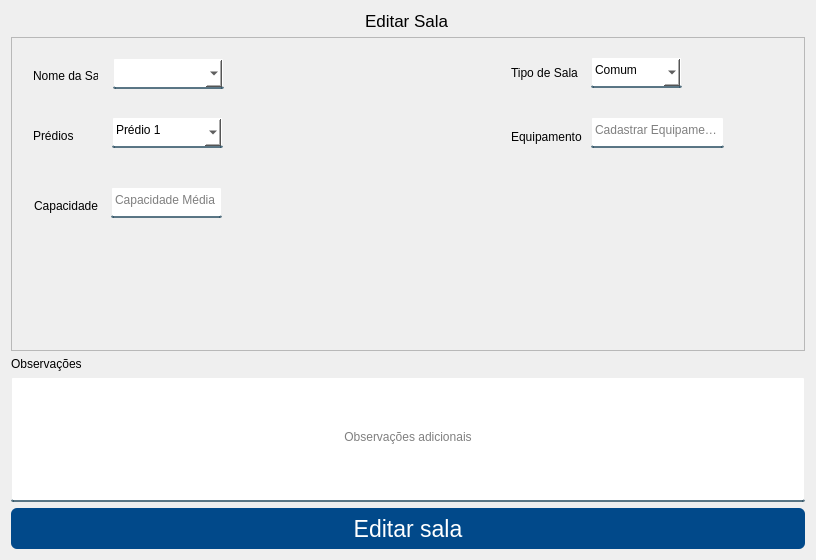
Before: the Qt Designer form App/view/ui/editarSalas.ui in Senac-SOR-ADS/Mapa-de-Sala, drawn with Qt 5.
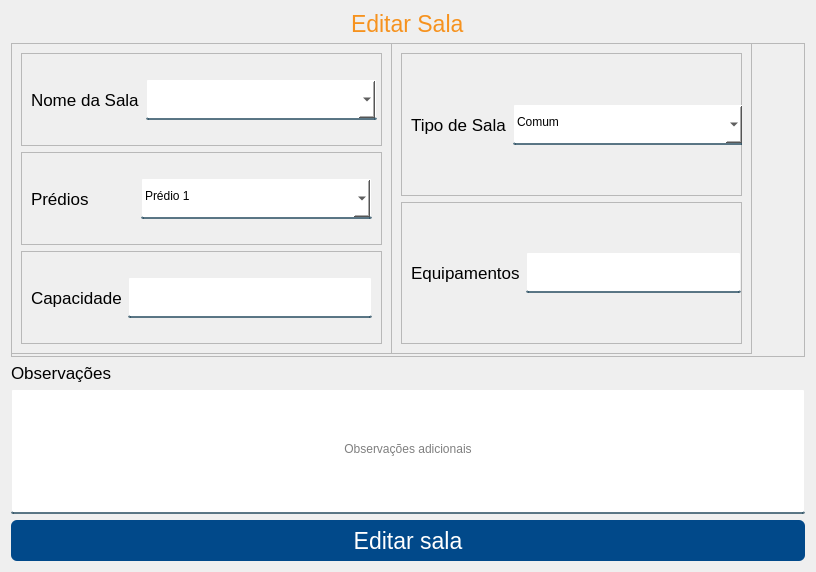
After: the same form once the commit is applied.

Commit message: Alteração nas telas de editar e cadastros (#198)

Patch:
```diff
--- a/App/view/ui/editarSalas.ui
+++ b/App/view/ui/editarSalas.ui
@@ -7,7 +7,7 @@
     <x>0</x>
     <y>0</y>
     <width>812</width>
-    <height>556</height>
+    <height>571</height>
    </rect>
   </property>
   <property name="windowTitle">
@@ -32,14 +32,17 @@
 
 #btnCadastrar:hover {
 	background-color: #f6921e;
+}
+#titulo {
+	color: #f6921e;
 }</string>
   </property>
   <layout class="QVBoxLayout" name="verticalLayout">
    <item alignment="Qt::AlignHCenter|Qt::AlignTop">
-    <widget class="QLabel" name="label">
+    <widget class="QLabel" name="titulo">
      <property name="font">
       <font>
-       <pointsize>13</pointsize>
+       <pointsize>17</pointsize>
       </font>
      </property>
      <property name="text">
@@ -47,7 +50,7 @@
      </property>
     </widget>
    </item>
-   <item alignment="Qt::AlignHCenter">
+   <item>
     <widget class="QFrame" name="frame_2">
      <property name="sizePolicy">
       <sizepolicy hsizetype="Preferred" vsizetype="Expanding">
@@ -67,114 +70,210 @@
      <property name="frameShadow">
       <enum>QFrame::Raised</enum>
      </property>
+     <widget class="QFrame" name="frame">
+      <property name="geometry">
+       <rect>
+        <x>0</x>
+        <y>0</y>
+        <width>381</width>
+        <height>311</height>
+       </rect>
+      </property>
+      <property name="frameShape">
+       <enum>QFrame::StyledPanel</enum>
+      </property>
+      <property name="frameShadow">
+       <enum>QFrame::Raised</enum>
+      </property>
+      <layout class="QVBoxLayout" name="verticalLayout_2">
+       <item>
+        <widget class="QFrame" name="frame_3">
+         <property name="frameShape">
+          <enum>QFrame::StyledPanel</enum>
+         </property>
+         <property name="frameShadow">
+          <enum>QFrame::Raised</enum>
+         </property>
+         <layout class="QHBoxLayout" name="horizontalLayout">
+          <item>
+           <widget class="QLabel" name="label_7">
+            <property name="font">
+             <font>
+              <pointsize>13</pointsize>
+             </font>
+            </property>
+            <property name="text">
+             <string>Nome da Sala</string>
+            </property>
+           </widget>
+          </item>
+          <item>
+           <widget class="QComboBox" name="nomeSala">
+            <property name="minimumSize">
+             <size>
+              <width>231</width>
+              <height>41</height>
+             </size>
+            </property>
+            <property name="cursor">
+             <cursorShape>PointingHandCursor</cursorShape>
+            </property>
+            <property name="editable">
+             <bool>true</bool>
+            </property>
+            <property name="currentText">
+             <string notr="true"/>
+            </property>
+            <property name="insertPolicy">
+             <enum>QComboBox::InsertAlphabetically</enum>
+            </property>
+           </widget>
+          </item>
+         </layout>
+        </widget>
+       </item>
+       <item>
+        <widget class="QFrame" name="frame_4">
+         <property name="frameShape">
+          <enum>QFrame::StyledPanel</enum>
+         </property>
+         <property name="frameShadow">
+          <enum>QFrame::Raised</enum>
+         </property>
+         <layout class="QHBoxLayout" name="horizontalLayout_3">
+          <item>
+           <widget class="QLabel" name="label_3">
+            <property name="font">
+             <font>
+              <pointsize>13</pointsize>
+             </font>
+            </property>
+            <property name="text">
+             <string>Prédios</string>
+            </property>
+           </widget>
+          </item>
+          <item>
+           <widget class="QComboBox" name="nomePredio">
+            <property name="minimumSize">
+             <size>
+              <width>231</width>
+              <height>41</height>
+             </size>
+            </property>
+            <property name="cursor">
+             <cursorShape>PointingHandCursor</cursorShape>
+            </property>
+            <property name="editable">
+             <bool>true</bool>
+            </property>
+            <property name="currentText">
+             <string notr="true">Prédio 1</string>
+            </property>
+            <property name="insertPolicy">
+             <enum>QComboBox::InsertAlphabetically</enum>
+            </property>
+            <item>
+             <property name="text">
+              <string>Prédio 1</string>
+             </property>
+            </item>
+            <item>
+             <property name="text">
+              <string>Prédio 2</string>
+             </property>
+            </item>
+           </widget>
+          </item>
+         </layout>
+        </widget>
+       </item>
+       <item>
+        <widget class="QFrame" name="frame_5">
+         <property name="frameShape">
+          <enum>QFrame::StyledPanel</enum>
+         </property>
+         <property name="frameShadow">
+          <enum>QFrame::Raised</enum>
+         </property>
+         <layout class="QHBoxLayout" name="horizontalLayout_2">
+          <item>
      <widget class="QLabel" name="label_5">
-      <property name="geometry">
-       <rect>
-        <x>23</x>
-        <y>161</y>
-        <width>65</width>
-        <height>16</height>
-       </rect>
+            <property name="font">
+             <font>
+              <pointsize>13</pointsize>
+             </font>
       </property>
       <property name="text">
        <string>Capacidade</string>
       </property>
      </widget>
+          </item>
+          <item>
      <widget class="QLineEdit" name="mediaCapacidade">
-      <property name="geometry">
-       <rect>
-        <x>100</x>
-        <y>150</y>
-        <width>111</width>
-        <height>31</height>
-       </rect>
+            <property name="minimumSize">
+             <size>
+              <width>231</width>
+              <height>41</height>
+             </size>
       </property>
       <property name="alignment">
        <set>Qt::AlignLeading|Qt::AlignLeft|Qt::AlignVCenter</set>
       </property>
       <property name="placeholderText">
-       <string>Capacidade Média</string>
-      </property>
-     </widget>
-     <widget class="QLabel" name="label_4">
-      <property name="geometry">
-       <rect>
-        <x>500</x>
-        <y>90</y>
-        <width>71</width>
-        <height>20</height>
-       </rect>
-      </property>
-      <property name="text">
-       <string>Equipamentos</string>
-      </property>
-     </widget>
-     <widget class="QLineEdit" name="tipoEquipamento">
-      <property name="geometry">
-       <rect>
-        <x>580</x>
-        <y>80</y>
-        <width>133</width>
-        <height>31</height>
-       </rect>
-      </property>
-      <property name="placeholderText">
-       <string>Cadastrar Equipamentos</string>
-      </property>
+             <string/>
+            </property>
+           </widget>
+          </item>
+         </layout>
+        </widget>
+       </item>
+      </layout>
      </widget>
-     <widget class="QComboBox" name="nomePredio">
+     <widget class="QFrame" name="frame_6">
       <property name="geometry">
        <rect>
-        <x>101</x>
-        <y>80</y>
-        <width>111</width>
-        <height>31</height>
+        <x>380</x>
+        <y>0</y>
+        <width>361</width>
+        <height>311</height>
        </rect>
       </property>
-      <property name="cursor">
-       <cursorShape>PointingHandCursor</cursorShape>
+      <property name="frameShape">
+       <enum>QFrame::StyledPanel</enum>
       </property>
-      <property name="editable">
-       <bool>true</bool>
+      <property name="frameShadow">
+       <enum>QFrame::Raised</enum>
       </property>
-      <property name="currentText">
-       <string notr="true">Prédio 1</string>
-      </property>
-      <property name="insertPolicy">
-       <enum>QComboBox::InsertAlphabetically</enum>
-      </property>
+      <layout class="QVBoxLayout" name="verticalLayout_3">
+       <item>
+        <widget class="QFrame" name="frame_8">
+         <property name="frameShape">
+          <enum>QFrame::StyledPanel</enum>
+         </property>
+         <property name="frameShadow">
+          <enum>QFrame::Raised</enum>
+         </property>
+         <layout class="QHBoxLayout" name="horizontalLayout_5">
       <item>
-       <property name="text">
-        <string>Prédio 1</string>
-       </property>
-      </item>
-      <item>
+           <widget class="QLabel" name="label_2">
+            <property name="font">
+             <font>
+              <pointsize>13</pointsize>
+             </font>
+            </property>
        <property name="text">
-        <string>Prédio 2</string>
-       </property>
-      </item>
-     </widget>
-     <widget class="QLabel" name="label_3">
-      <property name="geometry">
-       <rect>
-        <x>22</x>
-        <y>91</y>
-        <width>41</width>
-        <height>16</height>
-       </rect>
-      </property>
-      <property name="text">
-       <string>Prédios</string>
-      </property>
-     </widget>
+             <string>Tipo de Sala</string>
+            </property>
+           </widget>
+          </item>
+          <item>
      <widget class="QComboBox" name="tipoSala">
-      <property name="geometry">
-       <rect>
-        <x>580</x>
-        <y>20</y>
-        <width>91</width>
-        <height>31</height>
-       </rect>
+            <property name="minimumSize">
+             <size>
+              <width>231</width>
+              <height>41</height>
+             </size>
       </property>
       <property name="cursor">
        <cursorShape>PointingHandCursor</cursorShape>
@@ -212,58 +311,58 @@
        </property>
       </item>
      </widget>
-     <widget class="QLabel" name="label_2">
-      <property name="geometry">
-       <rect>
-        <x>500</x>
-        <y>28</y>
-        <width>71</width>
-        <height>16</height>
-       </rect>
-      </property>
-      <property name="text">
-       <string>Tipo de Sala</string>
-      </property>
-     </widget>
-     <widget class="QLabel" name="label_7">
-      <property name="geometry">
-       <rect>
-        <x>22</x>
-        <y>31</y>
-        <width>65</width>
-        <height>16</height>
-       </rect>
+          </item>
+         </layout>
+        </widget>
+       </item>
+       <item>
+        <widget class="QFrame" name="frame_7">
+         <property name="frameShape">
+          <enum>QFrame::StyledPanel</enum>
+         </property>
+         <property name="frameShadow">
+          <enum>QFrame::Raised</enum>
+         </property>
+         <layout class="QHBoxLayout" name="horizontalLayout_4">
+          <item>
+           <widget class="QLabel" name="label_4">
+            <property name="font">
+             <font>
+              <pointsize>13</pointsize>
+             </font>
       </property>
       <property name="text">
-       <string>Nome da Sala</string>
-      </property>
-     </widget>
-     <widget class="QComboBox" name="nomeSala">
-      <property name="geometry">
-       <rect>
-        <x>102</x>
-        <y>21</y>
-        <width>111</width>
-        <height>31</height>
-       </rect>
-      </property>
-      <property name="cursor">
-       <cursorShape>PointingHandCursor</cursorShape>
-      </property>
-      <property name="editable">
-       <bool>true</bool>
-      </property>
-      <property name="currentText">
-       <string notr="true"/>
-      </property>
-      <property name="insertPolicy">
-       <enum>QComboBox::InsertAlphabetically</enum>
-      </property>
+             <string>Equipamentos</string>
+            </property>
+           </widget>
+          </item>
+          <item>
+           <widget class="QLineEdit" name="tipoEquipamento">
+            <property name="minimumSize">
+             <size>
+              <width>215</width>
+              <height>41</height>
+             </size>
+            </property>
+            <property name="placeholderText">
+             <string/>
+            </property>
+           </widget>
+          </item>
+         </layout>
+        </widget>
+       </item>
+      </layout>
      </widget>
     </widget>
    </item>
    <item>
     <widget class="QLabel" name="label_6">
+     <property name="font">
+      <font>
+       <pointsize>13</pointsize>
+      </font>
+     </property>
      <property name="text">
       <string>Observações</string>
      </property>
```
Lines whose indentation alone changed are shown as unchanged. The commit also changes 11 other files.
